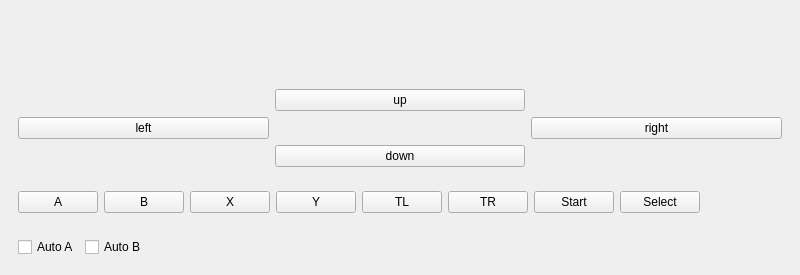
Qt form mainwindow.ui (clebail/qtmarioia) before a commit.
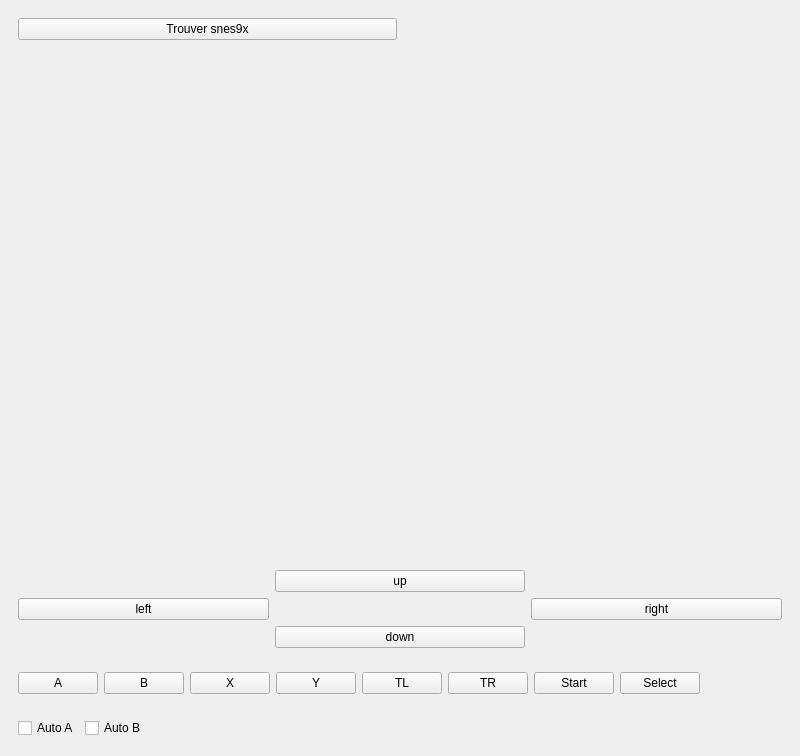
The same form after that commit.

Commit message: Capture de l'écran snes9x

```diff
--- a/mainwindow.ui
+++ b/mainwindow.ui
@@ -7,7 +7,7 @@
     <x>0</x>
     <y>0</y>
     <width>800</width>
-    <height>275</height>
+    <height>742</height>
    </rect>
   </property>
   <property name="windowTitle">
@@ -15,6 +15,39 @@
   </property>
   <widget class="QWidget" name="centralwidget">
    <layout class="QVBoxLayout" name="verticalLayout">
+    <item>
+     <widget class="QWidget" name="widget_6" native="true">
+      <layout class="QHBoxLayout" name="horizontalLayout_2">
+       <item>
+        <widget class="QPushButton" name="pbSnes9x">
+         <property name="text">
+          <string>Trouver snes9x</string>
+         </property>
+        </widget>
+       </item>
+       <item>
+        <widget class="QLabel" name="lbSnes9x">
+         <property name="text">
+          <string/>
+         </property>
+        </widget>
+       </item>
+      </layout>
+     </widget>
+    </item>
+    <item>
+     <widget class="QLabel" name="lblCapture">
+      <property name="minimumSize">
+       <size>
+        <width>0</width>
+        <height>500</height>
+       </size>
+      </property>
+      <property name="text">
+       <string/>
+      </property>
+     </widget>
+    </item>
     <item>
      <spacer name="verticalSpacer">
       <property name="orientation">
```
The commit also changes 6 other files.
